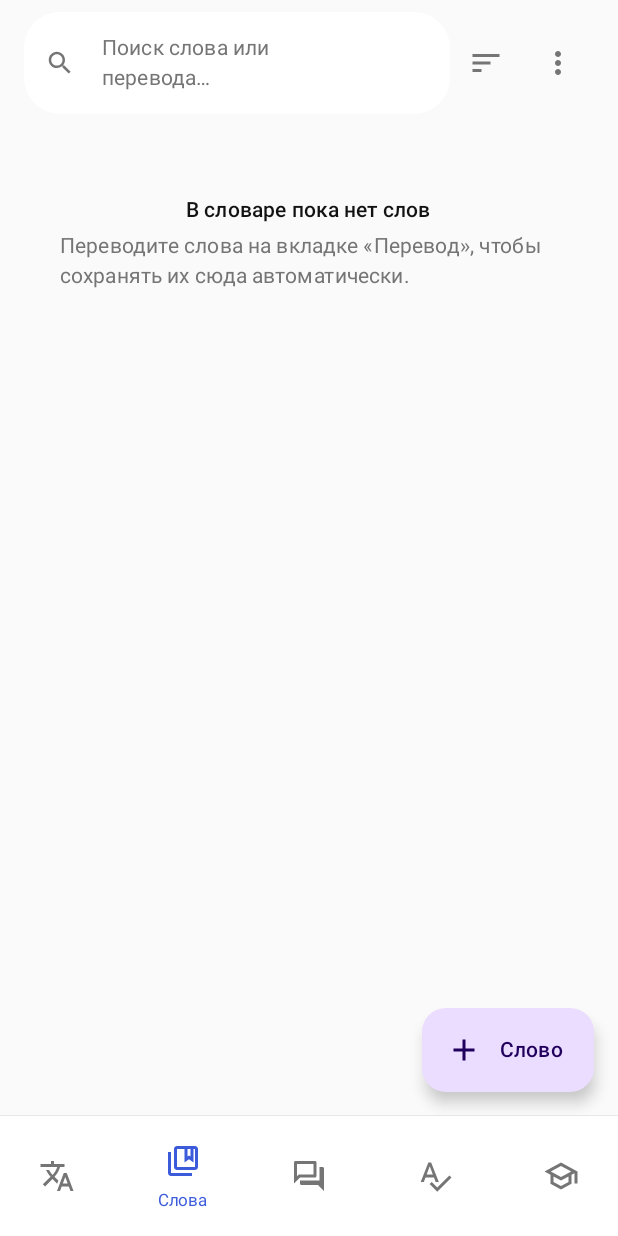
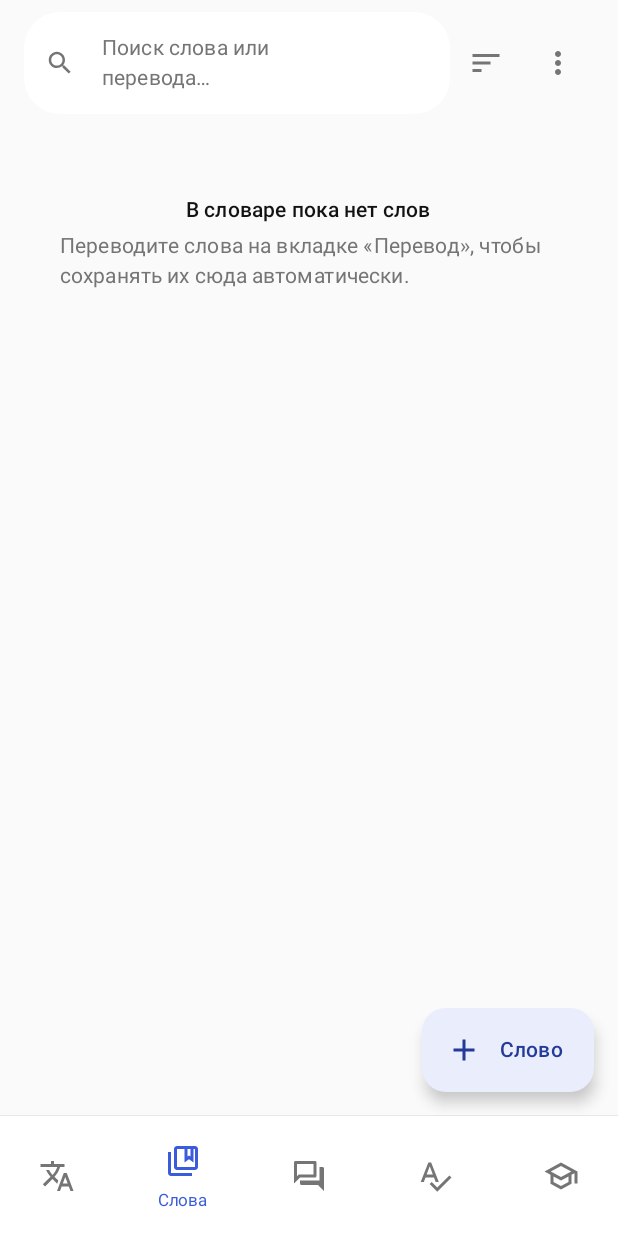
Before and after one commit to Deksterorigin/ubersetzer, an Android app built with Jetpack Compose: the screen it shows after launch (MainActivity), item 2 of the bottom bar chosen, on a phone screen of 412 x 824 dp. Run offline under Robolectric (Android 15) with nearby library versions, the phone set to English and light mode, and no system bars; our stand-ins replace Dagger/Hilt's generated code, Room's generated code; libraries missing offline, so code that uses them is left out: com.google.mlkit.common, com.google.mlkit.nl; 5 statements that could not run were skipped.

Commit message:
feat(ui): complete the colour scheme and add shared animated components
Container and surface roles were unset, so dialogs, sheets and chips used
Material's baseline lilac. Adds AppCard, PrimaryActionButton, press, appear and
shimmer effects. The build directory can be overridden for parallel worktrees.

Co-Authored-By: Claude Opus 5.5 <noreply@anthropic.com>

```diff
--- a/app/build.gradle.kts
+++ b/app/build.gradle.kts
@@ -178,7 +178,8 @@ tasks.withType<Test>().configureEach {
     jvmArgs("-Dfile.encoding=UTF-8", "-Dsun.jnu.encoding=UTF-8")
 }
 
-layout.buildDirectory.set(file("E:/tmp/deutschlern_build/app"))
+// Parallel worktrees pass their own -PbuildRoot so that builds do not overwrite each other
+layout.buildDirectory.set(file(findProperty("buildRoot") ?: "E:/tmp/deutschlern_build/app"))
 
 tasks.register("copyApkToStandardPath") {
     doLast {
--- a/app/src/main/java/app/deutschlern/ui/theme/Color.kt
+++ b/app/src/main/java/app/deutschlern/ui/theme/Color.kt
@@ -10,6 +10,13 @@ val LightTextSecondary = Color(0xFF757575)
 val LightAccent = Color(0xFF3B5BDB)
 val LightDivider = Color(0xFFE0E0E0)
 val LightError = Color(0xFFD32F2F)
+val LightAccentTint = Color(0xFFE9EDFC)
+val LightOnAccentTint = Color(0xFF233A99)
+val LightWarningTint = Color(0xFFFFF4DE)
+val LightOnWarningTint = Color(0xFF5C4300)
+val LightErrorTint = Color(0xFFFDECEC)
+val LightOnErrorTint = Color(0xFF8C1D18)
+val LightMutedSurface = Color(0xFFF2F3F5)
 
 // Dark Palette (Strict Minimalism)
 val DarkBackground = Color(0xFF0E0E0E)
@@ -19,3 +26,10 @@ val DarkTextSecondary = Color(0xFF8C8C8C)
 val DarkAccent = Color(0xFF5C7CFA)
 val DarkDivider = Color(0xFF262626)
 val DarkError = Color(0xFFEF5350)
+val DarkAccentTint = Color(0xFF1C2546)
+val DarkOnAccentTint = Color(0xFFC9D4FF)
+val DarkWarningTint = Color(0xFF332711)
+val DarkOnWarningTint = Color(0xFFFFDDA3)
+val DarkErrorTint = Color(0xFF351614)
+val DarkOnErrorTint = Color(0xFFFFB4AB)
+val DarkMutedSurface = Color(0xFF202020)
--- a/app/src/main/java/app/deutschlern/ui/theme/Theme.kt
+++ b/app/src/main/java/app/deutschlern/ui/theme/Theme.kt
@@ -22,7 +22,28 @@ private val LightColorScheme = lightColorScheme(
     outline = LightDivider,
     outlineVariant = LightDivider,
     error = LightError,
-    onError = LightSurface
+    onError = LightSurface,
+    // Without these Material falls back to its baseline lilac in dialogs, sheets and chips
+    primaryContainer = LightAccentTint,
+    onPrimaryContainer = LightOnAccentTint,
+    secondary = LightAccent,
+    onSecondary = LightSurface,
+    secondaryContainer = LightAccentTint,
+    onSecondaryContainer = LightOnAccentTint,
+    tertiary = LightOnWarningTint,
+    onTertiary = LightSurface,
+    tertiaryContainer = LightWarningTint,
+    onTertiaryContainer = LightOnWarningTint,
+    errorContainer = LightErrorTint,
+    onErrorContainer = LightOnErrorTint,
+    surfaceTint = LightSurface,
+    surfaceBright = LightSurface,
+    surfaceDim = LightMutedSurface,
+    surfaceContainerLowest = LightSurface,
+    surfaceContainerLow = LightSurface,
+    surfaceContainer = LightSurface,
+    surfaceContainerHigh = LightSurface,
+    surfaceContainerHighest = LightMutedSurface
 )
 
 private val DarkColorScheme = darkColorScheme(
@@ -37,7 +58,27 @@ private val DarkColorScheme = darkColorScheme(
     outline = DarkDivider,
     outlineVariant = DarkDivider,
     error = DarkError,
-    onError = DarkBackground
+    onError = DarkBackground,
+    primaryContainer = DarkAccentTint,
+    onPrimaryContainer = DarkOnAccentTint,
+    secondary = DarkAccent,
+    onSecondary = DarkBackground,
+    secondaryContainer = DarkAccentTint,
+    onSecondaryContainer = DarkOnAccentTint,
+    tertiary = DarkOnWarningTint,
+    onTertiary = DarkBackground,
+    tertiaryContainer = DarkWarningTint,
+    onTertiaryContainer = DarkOnWarningTint,
+    errorContainer = DarkErrorTint,
+    onErrorContainer = DarkOnErrorTint,
+    surfaceTint = DarkSurface,
+    surfaceBright = DarkMutedSurface,
+    surfaceDim = DarkBackground,
+    surfaceContainerLowest = DarkBackground,
+    surfaceContainerLow = DarkSurface,
+    surfaceContainer = DarkSurface,
+    surfaceContainerHigh = DarkMutedSurface,
+    surfaceContainerHighest = DarkMutedSurface
 )
 
 @Composable
```
Also changed, not shown: app/src/main/java/app/deutschlern/ui/components/AppComponents.kt (added, +221 -0 lines).
